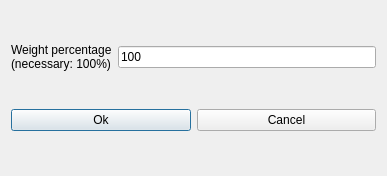
Qt form fet/src/interface/modifyconstraintbasiccompulsorytimeform_template.ui (vonmecheln/fet) before a commit.
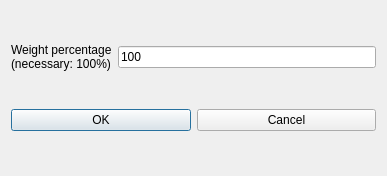
The same form after that commit.

```diff
--- a/fet/src/interface/modifyconstraintbasiccompulsorytimeform_template.ui
+++ b/fet/src/interface/modifyconstraintbasiccompulsorytimeform_template.ui
@@ -47,7 +47,7 @@
      <item>
       <widget class="QPushButton" name="okPushButton">
        <property name="text">
-        <string>Ok</string>
+        <string>OK</string>
        </property>
       </widget>
      </item>
```
